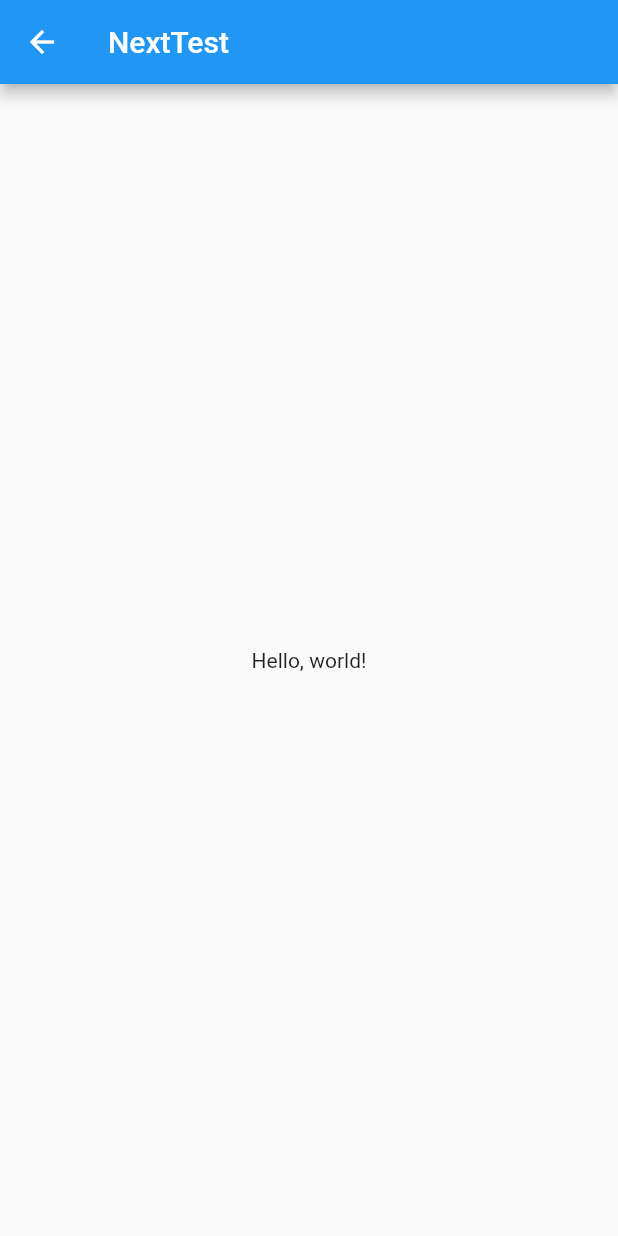
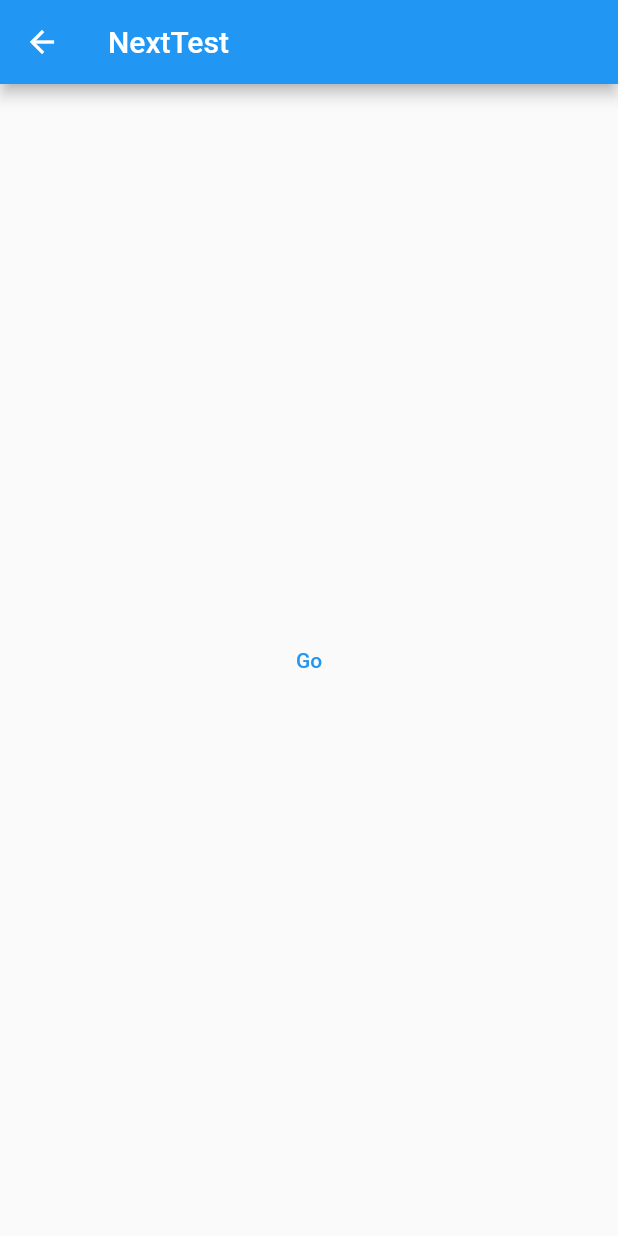
Before and after one commit to xfqwdsj/NextTest, a Flutter app: the NextTestMainPage screen opened directly, on a phone screen of 412 x 824 dp. Run offline on Flutter 3.47's test engine with Material 2 defaults, Android fonts, the phone set to English and light mode, and no system bars; our stand-ins replace yaml.

```diff
--- a/lib/ui/pages/main.dart
+++ b/lib/ui/pages/main.dart
@@ -1,23 +1,30 @@
 import 'package:flutter/material.dart';
 
 import '../widgets/app_bar.dart';
+import 'home.dart';
 
 class NextTestMainPage extends StatefulWidget {
   const NextTestMainPage({Key? key}) : super(key: key);
+
+  static const route = '/';
 
   @override
   State<StatefulWidget> createState() => _MainState();
 }
 
 class _MainState extends State<NextTestMainPage> {
+  void _goToHome() {
+    Navigator.pushNamed(context, NextTestHomePage.route);
+  }
+
   @override
   Widget build(BuildContext context) {
-    return const Scaffold(
-      appBar: NextTestAppBar(
+    return Scaffold(
+      appBar: const NextTestAppBar(
         title: Text('NextTest'),
       ),
       body: Center(
-        child: Text('Hello, world!'),
+        child: TextButton(onPressed: _goToHome, child: const Text('Go')),
       ),
     );
   }
```
Also changed, not shown: lib/main.dart (+9 -1 lines), lib/ui/pages/home.dart (+27 -18 lines).
